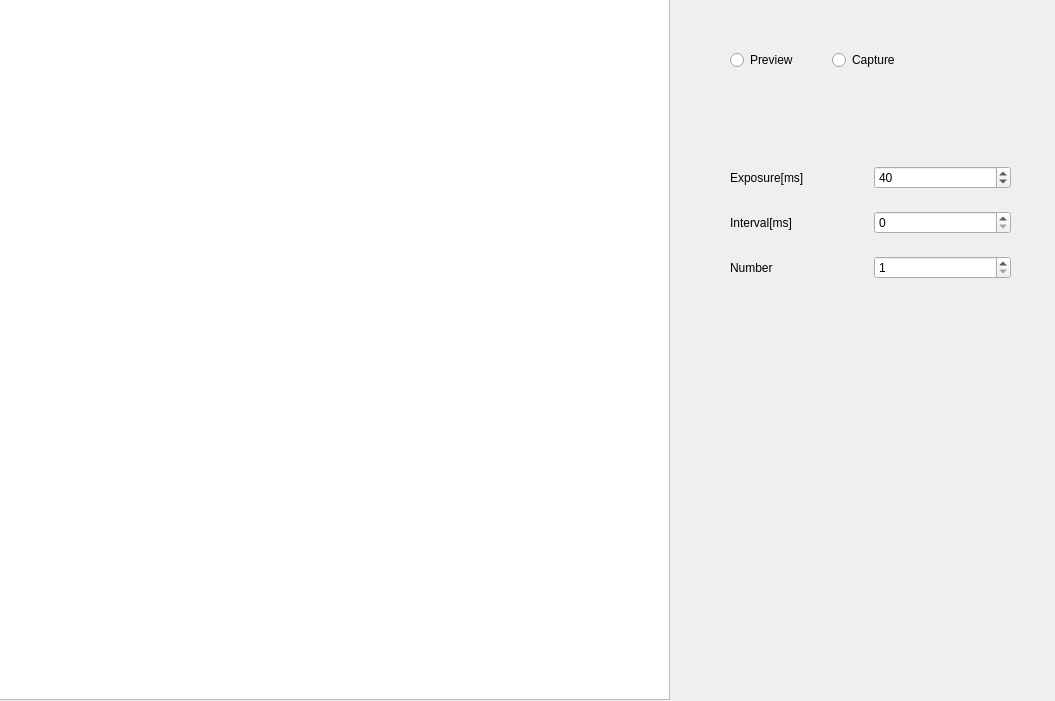
The window that homeui.ui (JiangXL/ColorMapping) describes before a commit, drawn with Qt 5.
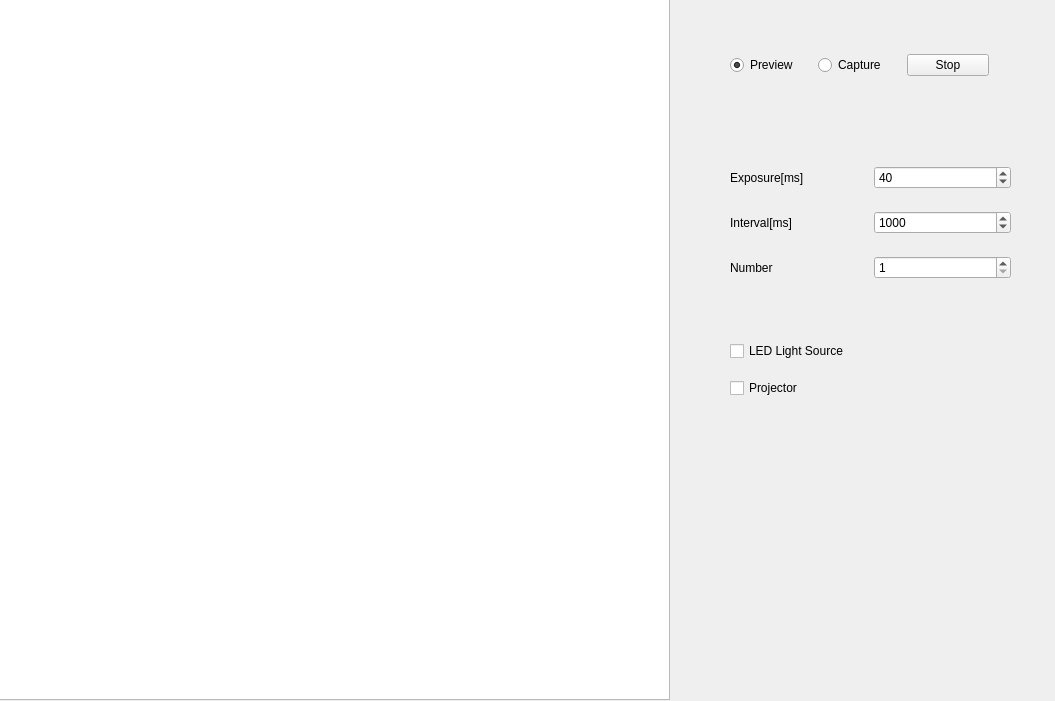
The same window after the commit. Icons and pictures are not drawn.

```diff
--- a/homeui.ui
+++ b/homeui.ui
@@ -84,6 +84,9 @@
        <property name="singleStep">
         <number>10</number>
        </property>
+       <property name="value">
+        <number>1000</number>
+       </property>
       </widget>
      </item>
      <item row="4" column="1">
@@ -122,9 +125,9 @@
     <property name="geometry">
      <rect>
       <x>730</x>
-      <y>20</y>
-      <width>197</width>
-      <height>80</height>
+      <y>50</y>
+      <width>259</width>
+      <height>30</height>
      </rect>
     </property>
     <layout class="QHBoxLayout" name="horizontalLayout">
@@ -133,12 +136,48 @@
        <property name="text">
         <string>Preview</string>
        </property>
+       <property name="checked">
+        <bool>true</bool>
+       </property>
       </widget>
      </item>
      <item>
       <widget class="QRadioButton" name="radioButton_capture">
        <property name="text">
         <string>Capture</string>
+       </property>
+      </widget>
+     </item>
+     <item>
+      <widget class="QPushButton" name="pushButton_stop">
+       <property name="text">
+        <string>Stop</string>
+       </property>
+      </widget>
+     </item>
+    </layout>
+   </widget>
+   <widget class="QWidget" name="gridLayoutWidget_3">
+    <property name="geometry">
+     <rect>
+      <x>730</x>
+      <y>330</y>
+      <width>236</width>
+      <height>80</height>
+     </rect>
+    </property>
+    <layout class="QGridLayout" name="gridLayout_3">
+     <item row="0" column="1">
+      <widget class="QCheckBox" name="checkBox_led">
+       <property name="text">
+        <string>LED Light Source</string>
+       </property>
+      </widget>
+     </item>
+     <item row="1" column="1">
+      <widget class="QCheckBox" name="checkBox_sti">
+       <property name="text">
+        <string>Projector</string>
        </property>
       </widget>
      </item>
```
Left out of the diff: 2 changed lines with no effect on the pictures.
